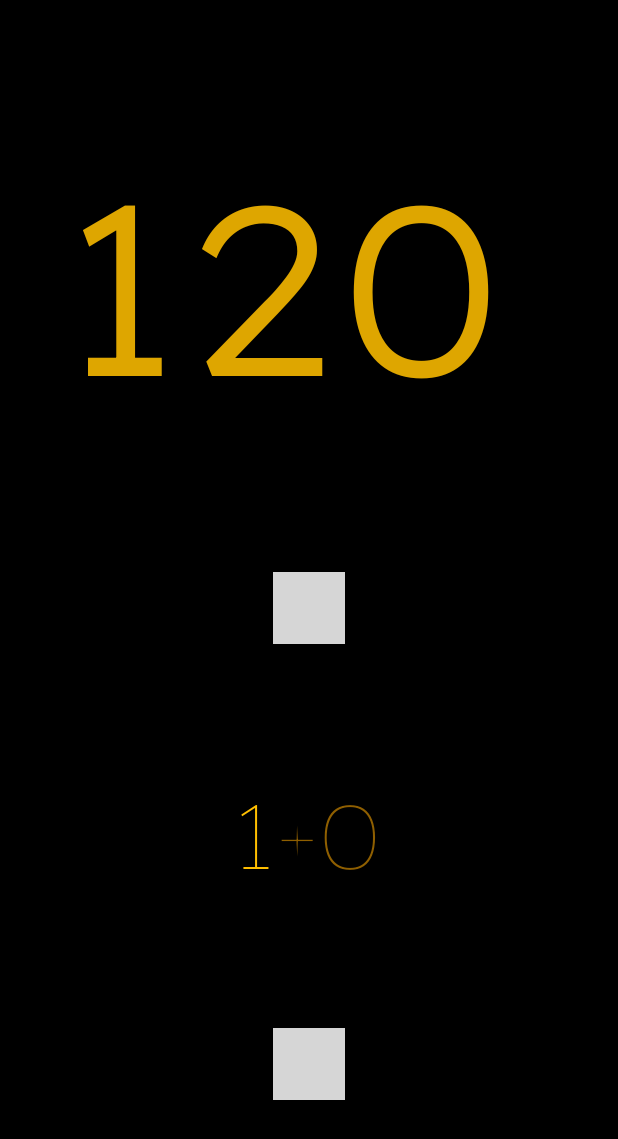
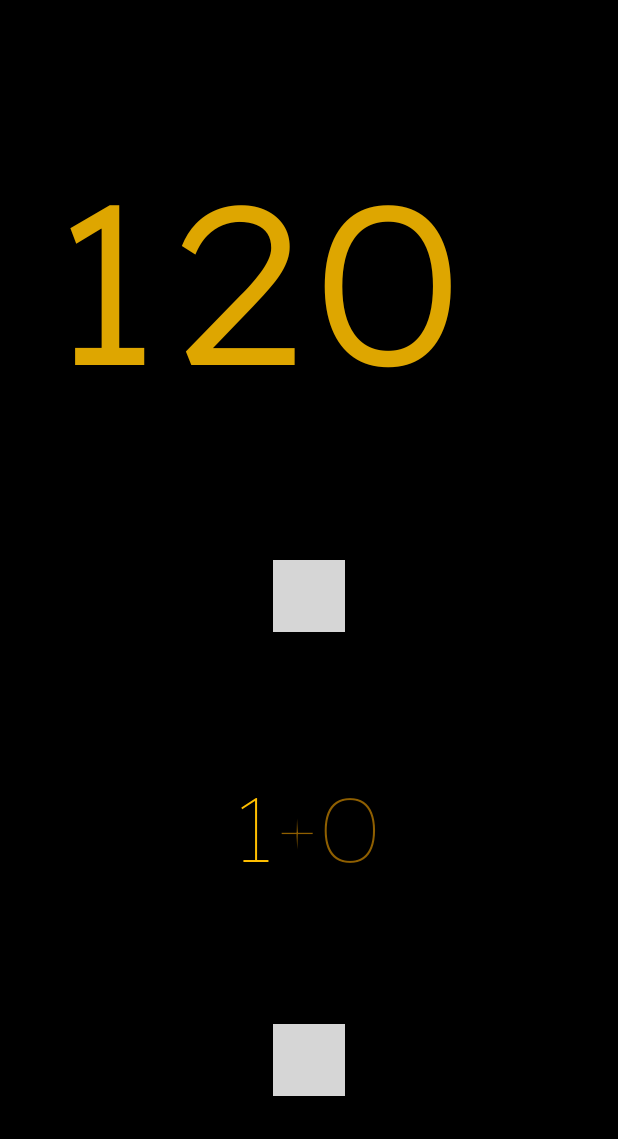
Before and after one commit to jedp/asymmetronome, an Android app built with Jetpack Compose: the screen it shows after launch (MetronomeActivity), on a phone screen of 412 x 824 dp. Shown: the top 1139 px of the screen. Run offline under Robolectric (Android 15) with nearby library versions, the phone set to English and light mode, and no system bars; our stand-ins replace livedata-compose; 5 statements that could not run were skipped; grey boxes are pictures that could not be loaded.

Commit message:
Layout tweaks; fit on small devices

```diff
--- a/app/src/main/java/com/jedparsons/metronome/HorizontalDragHandler.kt
+++ b/app/src/main/java/com/jedparsons/metronome/HorizontalDragHandler.kt
@@ -9,7 +9,7 @@
  * Utility to convert UI drag offset to single unit increments / decrements.
  */
 class HorizontalDragHandler(
-  private val dpPerUnit: Int = 20,
+  private val dpPerUnit: Int = 35,
   private val incrementValueBy: (Int) -> Unit
 ) {
 
--- a/app/src/main/java/com/jedparsons/metronome/MetronomeActivity.kt
+++ b/app/src/main/java/com/jedparsons/metronome/MetronomeActivity.kt
@@ -257,7 +257,9 @@
  *
  * Enforces: First element can never be less than 1. Last element must always be 0.
  */
-class SubdivisionsViewModel : ViewModel() {
+class SubdivisionsViewModel(
+  private val maxSubdivisions: Int = 4
+) : ViewModel() {
 
   private val _values: MutableLiveData<List<Int>> = MutableLiveData(listOf(1, 0))
 
@@ -290,7 +292,7 @@
       }
     }
 
-    if (item == temp.size - 1 && temp[item] != 0) {
+    if (temp.size < maxSubdivisions && item == temp.size - 1 && temp[item] != 0) {
       temp.add(0)
     }
     updateValues(temp)
@@ -380,7 +382,7 @@
   )
   Box(
     Modifier
-      .width(335.dp)
+      .width(350.dp)
       .pointerInput(Unit) {
         detectDragGestures(
           onDragStart = horizontalDragHandler::onDragStart
@@ -392,7 +394,7 @@
   ) {
     Text(
       text = beatsPerMinute.toString(),
-      fontSize = 160.sp,
+      fontSize = 150.sp,
       style = MaterialTheme.typography.h1,
     )
   }
```
